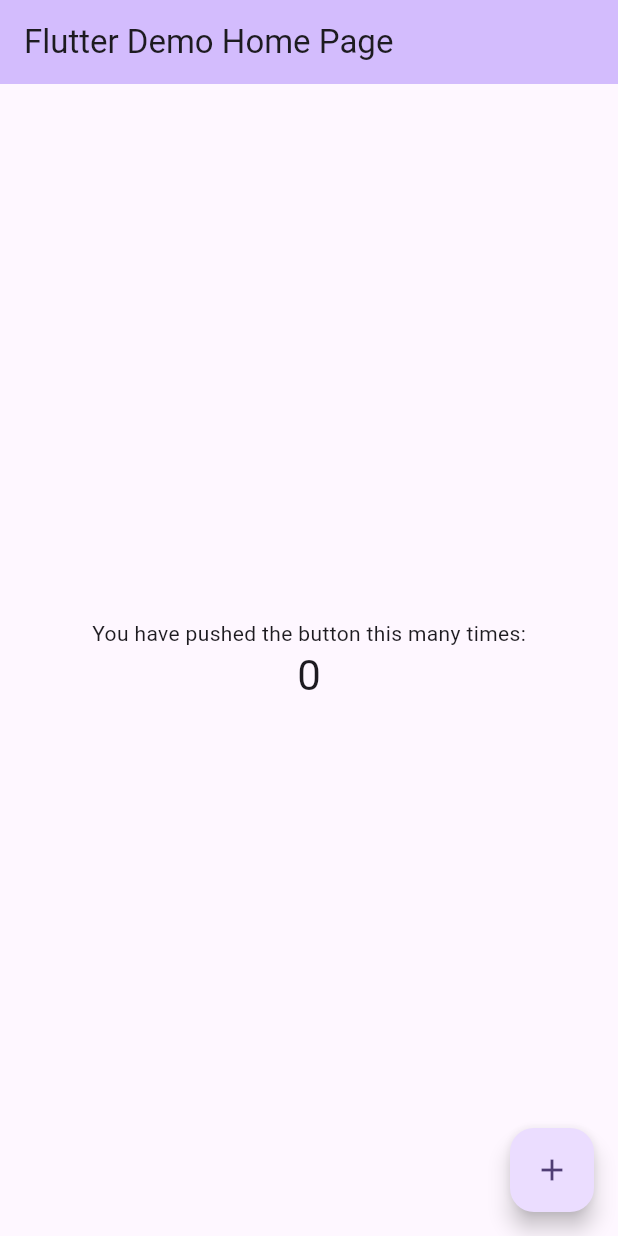
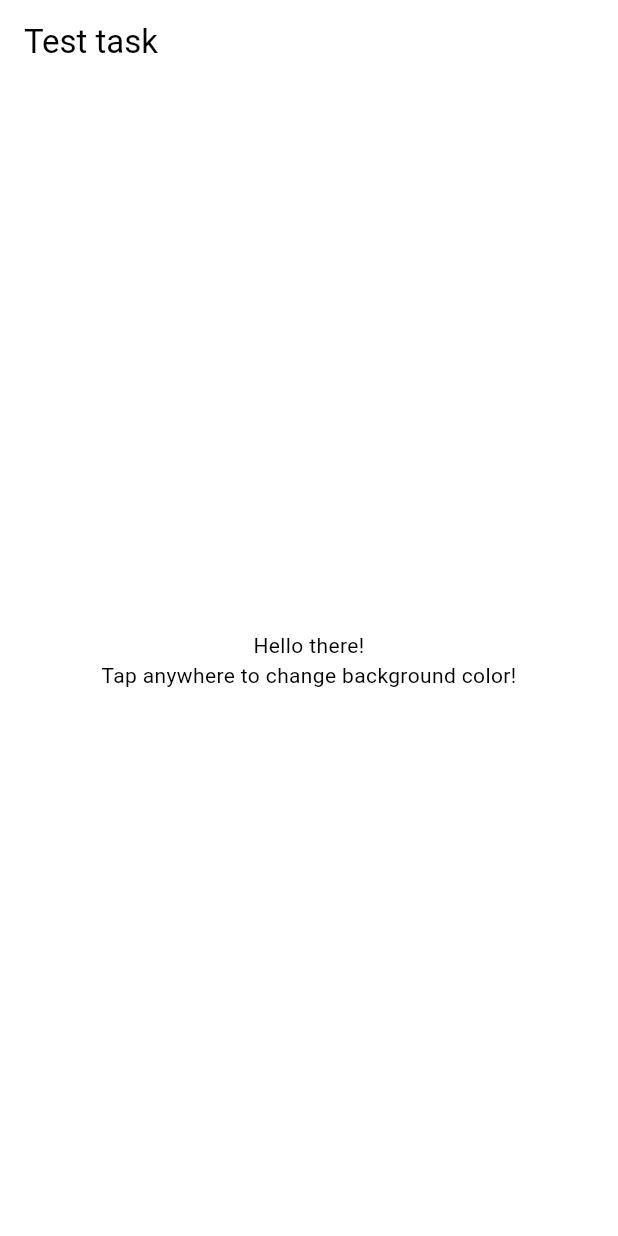
Before and after one commit to ihr1337/solid-test-task, a Flutter app: the screen it shows after launch, on a phone screen of 412 x 824 dp. Run offline on Flutter 3.47's test engine with Material 3 defaults, Android fonts, the phone set to English and light mode, and no system bars.

Commit message:
implement home page with changable background with every onTap event

```diff
--- /dev/null
+++ b/lib/common/common_methods.dart
@@ -0,0 +1,40 @@
+import 'dart:math';
+
+import 'package:flutter/material.dart';
+
+/// In this class all common methods are placed
+class CommonMethods {
+  /// This method returns a random color
+  static Color returnRandomColor() {
+    int returnRandomInt() {
+      final int = Random().nextInt(255);
+
+      return int;
+    }
+
+    final colorToReturn = Color.fromARGB(
+      returnRandomInt(),
+      returnRandomInt(),
+      returnRandomInt(),
+      returnRandomInt(),
+    );
+
+    return colorToReturn;
+  }
+
+  /// This method returns the contrast color based on the background color
+  static TextStyle returnContrastColor(Color colorForContrast) {
+    /// I used computeLuminance to check
+    /// if the background color is light or dark
+    /// to set the text color accordingly
+    /// and make it readable.
+
+    const computeLuminanceValue = 0.5;
+
+    return TextStyle(
+      color: colorForContrast.computeLuminance() < computeLuminanceValue
+          ? Colors.white
+          : Colors.black,
+    );
+  }
+}
--- /dev/null
+++ b/lib/home_page.dart
@@ -0,0 +1,49 @@
+import 'package:flutter/material.dart';
+
+import 'package:solid_test_task/common/common_methods.dart';
+
+/// This is the home page of the application
+class HomePage extends StatefulWidget {
+  /// Constructor for [HomePage]
+  const HomePage({
+    super.key,
+  });
+
+  @override
+  State<HomePage> createState() => _HomePageState();
+}
+
+class _HomePageState extends State<HomePage> {
+  Color backgroundColor = Colors.white;
+  Color textColor = Colors.black;
+
+  void changeBackgroundColor() {
+    setState(() {
+      backgroundColor = CommonMethods.returnRandomColor();
+    });
+  }
+
+  @override
+  Widget build(BuildContext context) {
+    return GestureDetector(
+      onTap: changeBackgroundColor,
+      child: Scaffold(
+        backgroundColor: backgroundColor,
+        appBar: AppBar(
+          title: Text(
+            'Test task',
+            style: CommonMethods.returnContrastColor(backgroundColor),
+          ),
+          backgroundColor: backgroundColor,
+        ),
+        body: Center(
+          child: Text(
+            'Hello there!\nTap anywhere to change background color!',
+            textAlign: TextAlign.center,
+            style: CommonMethods.returnContrastColor(backgroundColor),
+          ),
+        ),
+      ),
+    );
+  }
+}
--- a/lib/main.dart
+++ b/lib/main.dart
@@ -1,125 +1,19 @@
 import 'package:flutter/material.dart';
+import 'package:solid_test_task/home_page.dart';
 
-void main() {
-  runApp(const MyApp());
-}
+void main() => runApp(const Main());
 
-class MyApp extends StatelessWidget {
-  const MyApp({super.key});
+/// This widget is the root of your application.
+class Main extends StatelessWidget {
+  /// Constructor for [Main]
+  const Main({super.key});
 
-  // This widget is the root of your application.
   @override
   Widget build(BuildContext context) {
-    return MaterialApp(
-      title: 'Flutter Demo',
-      theme: ThemeData(
-        // This is the theme of your application.
-        //
-        // TRY THIS: Try running your application with "flutter run". You'll see
-        // the application has a purple toolbar. Then, without quitting the app,
-        // try changing the seedColor in the colorScheme below to Colors.green
-        // and then invoke "hot reload" (save your changes or press the "hot
-        // reload" button in a Flutter-supported IDE, or press "r" if you used
-        // the command line to start the app).
-        //
-        // Notice that the counter didn't reset back to zero; the application
-        // state is not lost during the reload. To reset the state, use hot
-        // restart instead.
-        //
-        // This works for code too, not just values: Most code changes can be
-        // tested with just a hot reload.
-        colorScheme: ColorScheme.fromSeed(seedColor: Colors.deepPurple),
-        useMaterial3: true,
-      ),
-      home: const MyHomePage(title: 'Flutter Demo Home Page'),
+    return const MaterialApp(
+      debugShowCheckedModeBanner: false,
+      title: 'Test task',
+      home: HomePage(),
     );
   }
 }
-
-class MyHomePage extends StatefulWidget {
-  const MyHomePage({super.key, required this.title});
-
-  // This widget is the home page of your application. It is stateful, meaning
-  // that it has a State object (defined below) that contains fields that affect
-  // how it looks.
-
-  // This class is the configuration for the state. It holds the values (in this
-  // case the title) provided by the parent (in this case the App widget) and
-  // used by the build method of the State. Fields in a Widget subclass are
-  // always marked "final".
-
-  final String title;
-
-  @override
-  State<MyHomePage> createState() => _MyHomePageState();
-}
-
-class _MyHomePageState extends State<MyHomePage> {
-  int _counter = 0;
-
-  void _incrementCounter() {
-    setState(() {
-      // This call to setState tells the Flutter framework that something has
-      // changed in this State, which causes it to rerun the build method below
-      // so that the display can reflect the updated values. If we changed
-      // _counter without calling setState(), then the build method would not be
-      // called again, and so nothing would appear to happen.
-      _counter++;
-    });
-  }
-
-  @override
-  Widget build(BuildContext context) {
-    // This method is rerun every time setState is called, for instance as done
-    // by the _incrementCounter method above.
-    //
-    // The Flutter framework has been optimized to make rerunning build methods
-    // fast, so that you can just rebuild anything that needs updating rather
-    // than having to individually change instances of widgets.
-    return Scaffold(
-      appBar: AppBar(
-        // TRY THIS: Try changing the color here to a specific color (to
-        // Colors.amber, perhaps?) and trigger a hot reload to see the AppBar
-        // change color while the other colors stay the same.
-        backgroundColor: Theme.of(context).colorScheme.inversePrimary,
-        // Here we take the value from the MyHomePage object that was created by
-        // the App.build method, and use it to set our appbar title.
-        title: Text(widget.title),
-      ),
-      body: Center(
-        // Center is a layout widget. It takes a single child and positions it
-        // in the middle of the parent.
-        child: Column(
-          // Column is also a layout widget. It takes a list of children and
-          // arranges them vertically. By default, it sizes itself to fit its
-          // children horizontally, and tries to be as tall as its parent.
-          //
-          // Column has various properties to control how it sizes itself and
-          // how it positions its children. Here we use mainAxisAlignment to
-          // center the children vertically; the main axis here is the vertical
-          // axis because Columns are vertical (the cross axis would be
-          // horizontal).
-          //
-          // TRY THIS: Invoke "debug painting" (choose the "Toggle Debug Paint"
-          // action in the IDE, or press "p" in the console), to see the
-          // wireframe for each widget.
-          mainAxisAlignment: MainAxisAlignment.center,
-          children: <Widget>[
-            const Text(
-              'You have pushed the button this many times:',
-            ),
-            Text(
-              '$_counter',
-              style: Theme.of(context).textTheme.headlineMedium,
-            ),
-          ],
-        ),
-      ),
-      floatingActionButton: FloatingActionButton(
-        onPressed: _incrementCounter,
-        tooltip: 'Increment',
-        child: const Icon(Icons.add),
-      ), // This trailing comma makes auto-formatting nicer for build methods.
-    );
-  }
-}
```
Also changed, not shown: pubspec.yaml (+5 -6 lines), 2 other files.
